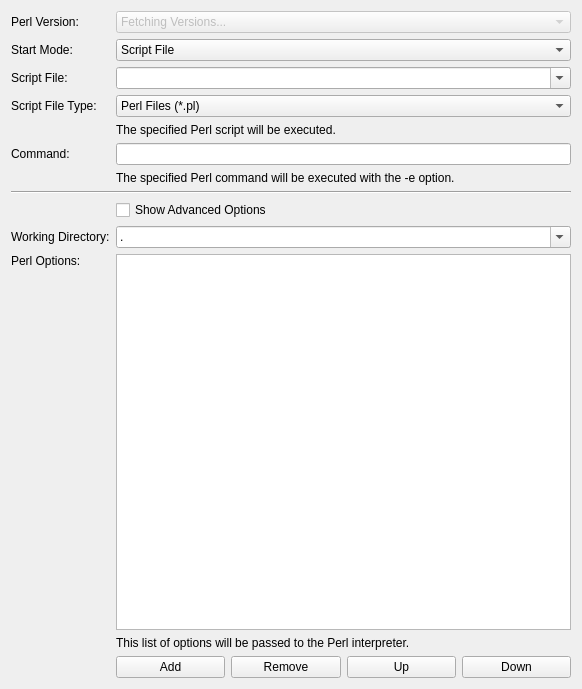
This is src/brickv/plugin_system/plugins/red/ui/program_page_perl.ui in Tinkerforge/brickv as Qt 5 draws it before an edit. The edited form follows.
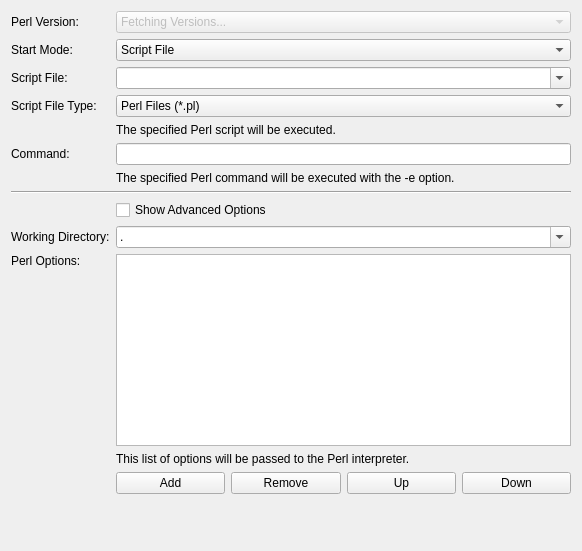
This is the edited form. Custom widgets are drawn as their Qt base class.

Commit message:
red-brick/pw: Add spacers to program pages to ensure proper layout expansion
Before the Python, JavaScript and PHP pages would not layout correctly
in all situations.

The edit to the form file:
```diff
--- a/src/brickv/plugin_system/plugins/red/ui/program_page_perl.ui
+++ b/src/brickv/plugin_system/plugins/red/ui/program_page_perl.ui
@@ -7,7 +7,7 @@
     <x>0</x>
     <y>0</y>
     <width>582</width>
-    <height>689</height>
+    <height>551</height>
    </rect>
   </property>
   <property name="windowTitle">
@@ -241,6 +241,19 @@
        </property>
       </widget>
      </item>
+     <item row="13" column="1" colspan="4">
+      <widget class="QLabel" name="label_spacer">
+       <property name="sizePolicy">
+        <sizepolicy hsizetype="Preferred" vsizetype="Preferred">
+         <horstretch>0</horstretch>
+         <verstretch>1</verstretch>
+        </sizepolicy>
+       </property>
+       <property name="text">
+        <string>&lt;spacer&gt;</string>
+       </property>
+      </widget>
+     </item>
     </layout>
    </item>
   </layout>
```
The commit also changes 24 other files.
